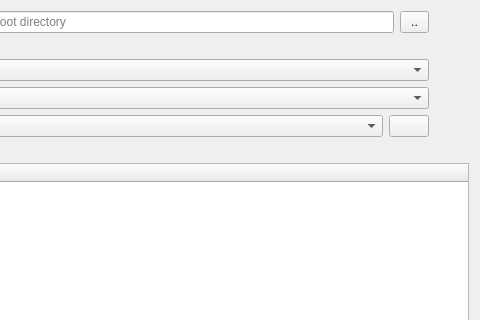
This is csv_layers_list_dialog_base.ui in silverkey1710/CSV-Batch-Import as Qt 5 draws it before an edit; both pictures show x 86 to 566 and y 0 to 320 of the 566 by 505 pixel window. The edited form follows.
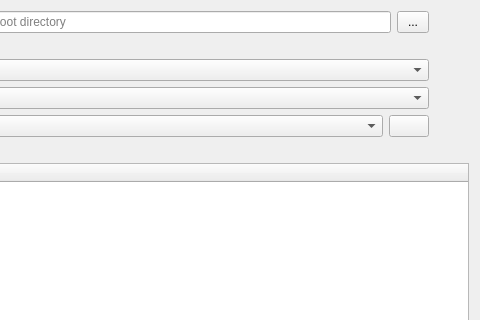
This is the edited form. Icons and pictures are not drawn.

Commit message: ahmed last review

The edit to the form file:
```diff
--- a/csv_layers_list_dialog_base.ui
+++ b/csv_layers_list_dialog_base.ui
@@ -68,7 +68,7 @@
 </string>
        </property>
        <property name="text">
-        <string>..</string>
+        <string>...</string>
        </property>
        <property name="autoDefault">
         <bool>false</bool>
```
Left out of the diff: 2 changed lines with no effect on the pictures. The commit also changes 2 other files.
